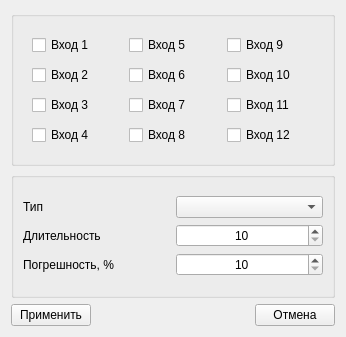
vlarry/emulator, file setinput.ui: the form before one commit.
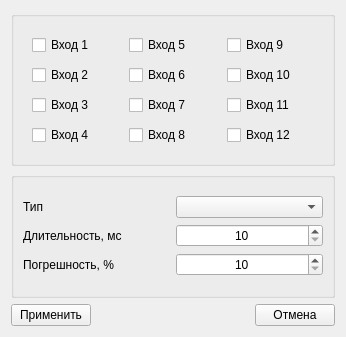
The form after the commit. The open tabs and pages were chosen to show the change.

Commit message: Добавление в надписи настроек входов единиц измерения.

```diff
--- a/setinput.ui
+++ b/setinput.ui
@@ -198,7 +198,7 @@
         <item row="1" column="0">
          <widget class="QLabel" name="lblDuration">
           <property name="text">
-           <string>Длительность</string>
+           <string>Длительность, мс</string>
           </property>
           <property name="scaledContents">
            <bool>true</bool>
```
Left out of the diff: 2 changed lines with no effect on the pictures.
